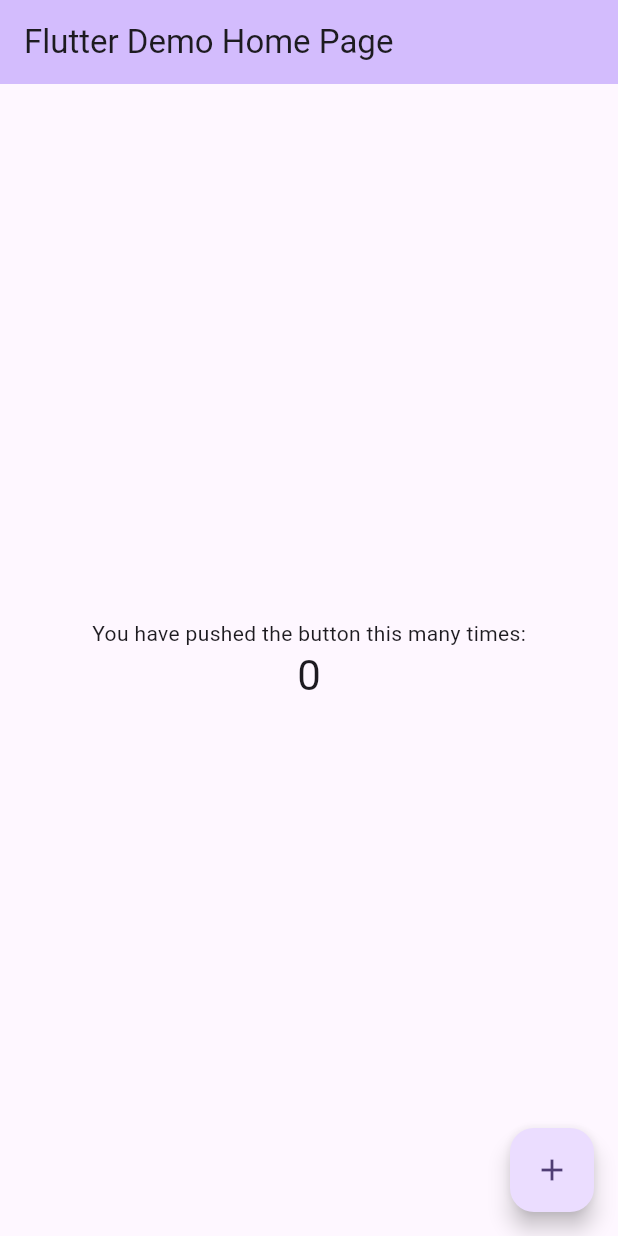
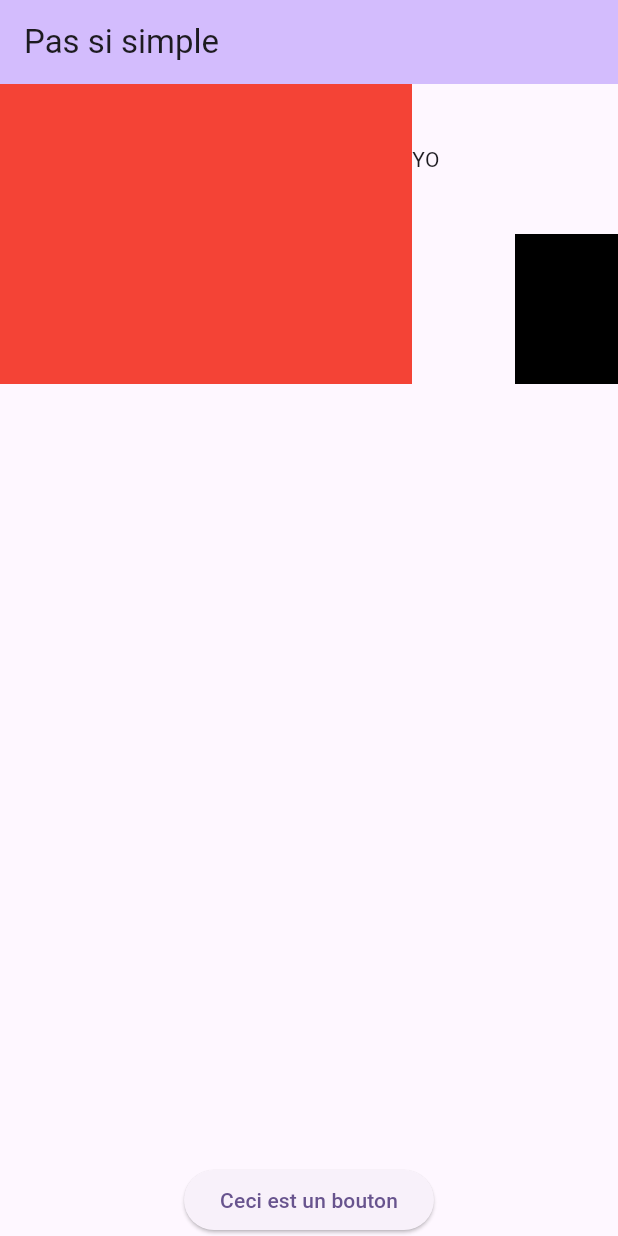
Before and after one commit to Felix-Gagne/App_mobile_avancee, a Flutter app: the screen it shows after launch, on a phone screen of 412 x 824 dp. Run offline on Flutter 3.47's test engine with Material 2 defaults, Android fonts, the light colour scheme and no system bars.

Commit message:
Semaine 1 : Pas si simple

```diff
--- a/Cours/semaine_2/pas_si_simple/lib/main.dart
+++ b/Cours/semaine_2/pas_si_simple/lib/main.dart
@@ -11,42 +11,18 @@
   @override
   Widget build(BuildContext context) {
     return MaterialApp(
-      title: 'Flutter Demo',
+      title: 'Pas si simple',
       theme: ThemeData(
-        // This is the theme of your application.
-        //
-        // TRY THIS: Try running your application with "flutter run". You'll see
-        // the application has a blue toolbar. Then, without quitting the app,
-        // try changing the seedColor in the colorScheme below to Colors.green
-        // and then invoke "hot reload" (save your changes or press the "hot
-        // reload" button in a Flutter-supported IDE, or press "r" if you used
-        // the command line to start the app).
-        //
-        // Notice that the counter didn't reset back to zero; the application
-        // state is not lost during the reload. To reset the state, use hot
-        // restart instead.
-        //
-        // This works for code too, not just values: Most code changes can be
-        // tested with just a hot reload.
         colorScheme: ColorScheme.fromSeed(seedColor: Colors.deepPurple),
         useMaterial3: true,
       ),
-      home: const MyHomePage(title: 'Flutter Demo Home Page'),
+      home: const MyHomePage(title: 'Pas si simple'),
     );
   }
 }
 
 class MyHomePage extends StatefulWidget {
   const MyHomePage({super.key, required this.title});
-
-  // This widget is the home page of your application. It is stateful, meaning
-  // that it has a State object (defined below) that contains fields that affect
-  // how it looks.
-
-  // This class is the configuration for the state. It holds the values (in this
-  // case the title) provided by the parent (in this case the App widget) and
-  // used by the build method of the State. Fields in a Widget subclass are
-  // always marked "final".
 
   final String title;
 
@@ -59,67 +35,69 @@
 
   void _incrementCounter() {
     setState(() {
-      // This call to setState tells the Flutter framework that something has
-      // changed in this State, which causes it to rerun the build method below
-      // so that the display can reflect the updated values. If we changed
-      // _counter without calling setState(), then the build method would not be
-      // called again, and so nothing would appear to happen.
       _counter++;
     });
   }
 
   @override
   Widget build(BuildContext context) {
-    // This method is rerun every time setState is called, for instance as done
-    // by the _incrementCounter method above.
-    //
-    // The Flutter framework has been optimized to make rerunning build methods
-    // fast, so that you can just rebuild anything that needs updating rather
-    // than having to individually change instances of widgets.
     return Scaffold(
       appBar: AppBar(
-        // TRY THIS: Try changing the color here to a specific color (to
-        // Colors.amber, perhaps?) and trigger a hot reload to see the AppBar
-        // change color while the other colors stay the same.
         backgroundColor: Theme.of(context).colorScheme.inversePrimary,
-        // Here we take the value from the MyHomePage object that was created by
-        // the App.build method, and use it to set our appbar title.
         title: Text(widget.title),
       ),
-      body: Center(
-        // Center is a layout widget. It takes a single child and positions it
-        // in the middle of the parent.
-        child: Column(
-          // Column is also a layout widget. It takes a list of children and
-          // arranges them vertically. By default, it sizes itself to fit its
-          // children horizontally, and tries to be as tall as its parent.
-          //
-          // Column has various properties to control how it sizes itself and
-          // how it positions its children. Here we use mainAxisAlignment to
-          // center the children vertically; the main axis here is the vertical
-          // axis because Columns are vertical (the cross axis would be
-          // horizontal).
-          //
-          // TRY THIS: Invoke "debug painting" (choose the "Toggle Debug Paint"
-          // action in the IDE, or press "p" in the console), to see the
-          // wireframe for each widget.
-          mainAxisAlignment: MainAxisAlignment.center,
-          children: <Widget>[
-            const Text(
-              'You have pushed the button this many times:',
-            ),
-            Text(
-              '$_counter',
-              style: Theme.of(context).textTheme.headlineMedium,
-            ),
-          ],
-        ),
-      ),
-      floatingActionButton: FloatingActionButton(
-        onPressed: _incrementCounter,
-        tooltip: 'Increment',
-        child: const Icon(Icons.add),
-      ), // This trailing comma makes auto-formatting nicer for build methods.
+      body: Column(
+        children: [
+
+          Container(
+            height: 200,
+            child: Row(
+              children:
+              [
+                Expanded(
+                  flex: 2,
+                    child: Container(
+                      color: Colors.red,
+                    )
+                ),
+                Expanded(
+                    flex: 1,
+                    child: Column(
+                      children: [
+                        Expanded(child: Row(
+                          children: [
+                            Text("YO"),
+                            Spacer()
+                          ],
+                        ),
+                        ),
+                        Expanded(
+                          child: Row(
+                            children: [
+                              Expanded(child: Container()),
+                              Expanded(child: Container(
+                                color: Colors.black,
+                              ),)
+                            ],
+                          ),
+                        )
+                      ],
+                    )
+                ),
+              ],
+            )
+          ),
+
+
+
+          Spacer(),
+
+          ElevatedButton(
+              onPressed: () {},
+              child: Text("Ceci est un bouton")
+          )
+        ],
+      )
     );
   }
 }
```
